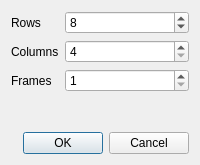
Qt form bitpuncher/newpaintdialog.ui (esteinfeld/bitpuncher) before a commit.
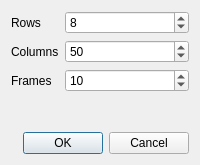
The same form after that commit.

```diff
--- a/bitpuncher/newpaintdialog.ui
+++ b/bitpuncher/newpaintdialog.ui
@@ -48,6 +48,9 @@
        <property name="maximum">
         <number>200</number>
        </property>
+       <property name="value">
+        <number>50</number>
+       </property>
       </widget>
      </item>
      <item row="2" column="0">
@@ -65,6 +68,9 @@
        <property name="maximum">
         <number>200</number>
        </property>
+       <property name="value">
+        <number>10</number>
+       </property>
       </widget>
      </item>
     </layout>
```
Left out of the diff: 13 changed lines with no effect on the pictures.
